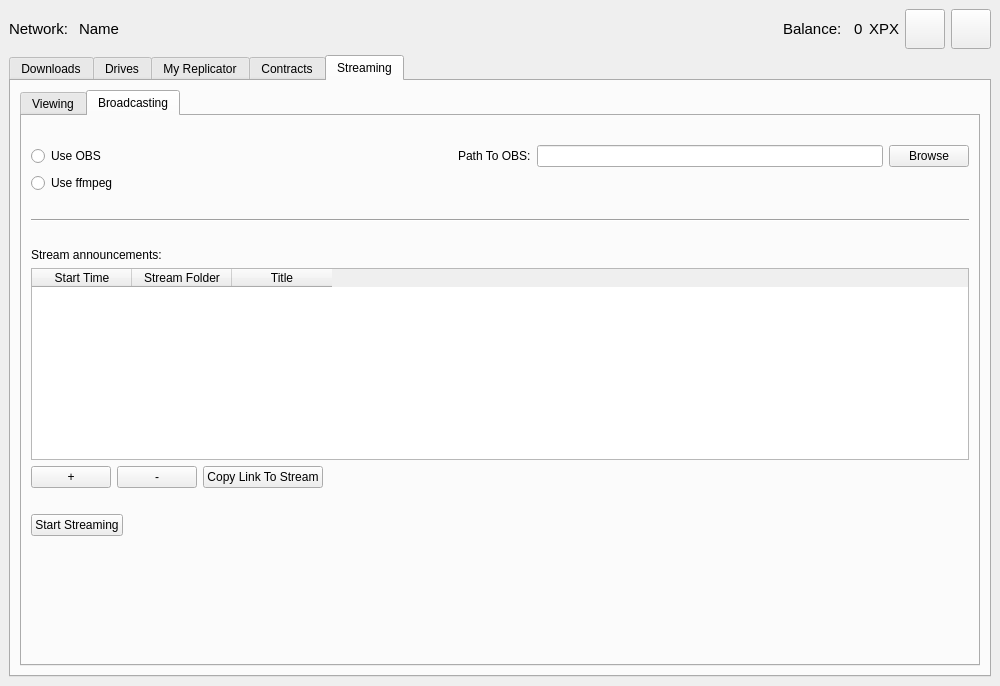
First picture: the form in UserApp/mainwin.ui, repository proximax-storage/cpp-xpx-storage-user-app, before the edit.
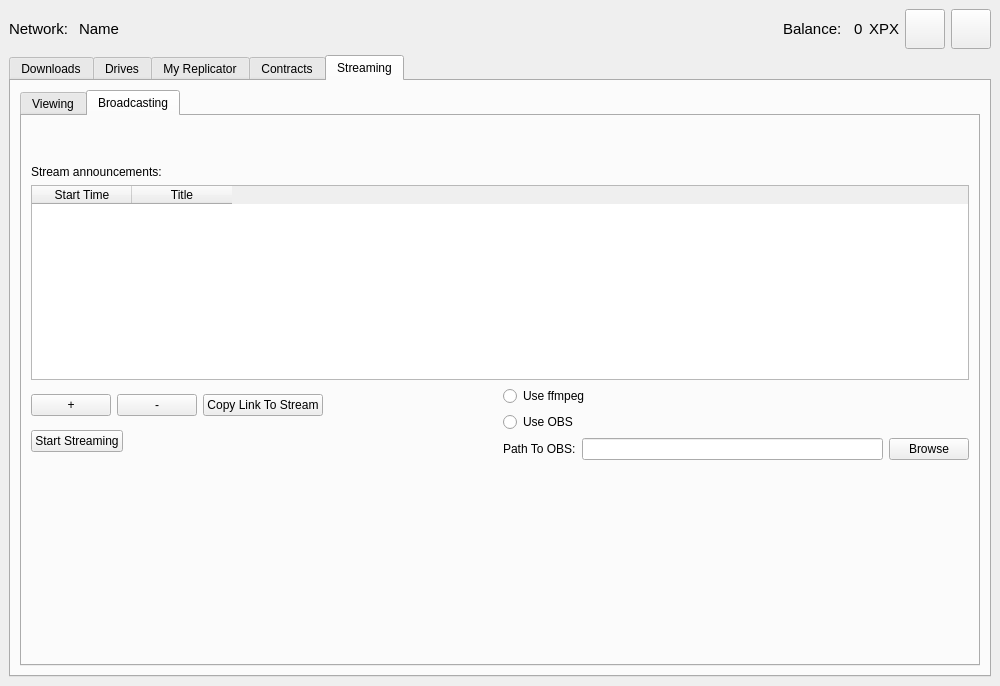
Second picture: the form after the edit. The open tabs and pages were chosen to show the change.

Commit message: changes in stream announcements

```diff
--- a/UserApp/mainwin.ui
+++ b/UserApp/mainwin.ui
@@ -1723,62 +1723,6 @@
               </property>
              </spacer>
             </item>
-            <item>
-             <layout class="QVBoxLayout" name="verticalLayout_6">
-              <item>
-               <layout class="QHBoxLayout" name="horizontalLayout_20">
-                <item>
-                 <layout class="QHBoxLayout" name="horizontalLayout_19">
-                  <item>
-                   <widget class="QRadioButton" name="radioButton_2">
-                    <property name="text">
-                     <string>Use OBS</string>
-                    </property>
-                   </widget>
-                  </item>
-                  <item>
-                   <spacer name="horizontalSpacer_17">
-                    <property name="orientation">
-                     <enum>Qt::Horizontal</enum>
-                    </property>
-                    <property name="sizeHint" stdset="0">
-                     <size>
-                      <width>40</width>
-                      <height>20</height>
-                     </size>
-                    </property>
-                   </spacer>
-                  </item>
-                  <item>
-                   <widget class="QLabel" name="m_pathToObsLabel">
-                    <property name="text">
-                     <string>Path To OBS:</string>
-                    </property>
-                   </widget>
-                  </item>
-                  <item>
-                   <widget class="QLineEdit" name="lineEdit_4"/>
-                  </item>
-                  <item>
-                   <widget class="QPushButton" name="pushButton_14">
-                    <property name="text">
-                     <string>Browse</string>
-                    </property>
-                   </widget>
-                  </item>
-                 </layout>
-                </item>
-               </layout>
-              </item>
-              <item>
-               <widget class="QRadioButton" name="radioButton">
-                <property name="text">
-                 <string>Use ffmpeg</string>
-                </property>
-               </widget>
-              </item>
-             </layout>
-            </item>
             <item>
              <spacer name="horizontalSpacer_20">
               <property name="orientation">
@@ -1792,26 +1736,6 @@
               </property>
              </spacer>
             </item>
-            <item>
-             <widget class="Line" name="line_2">
-              <property name="orientation">
-               <enum>Qt::Horizontal</enum>
-              </property>
-             </widget>
-            </item>
-            <item>
-             <spacer name="horizontalSpacer_18">
-              <property name="orientation">
-               <enum>Qt::Horizontal</enum>
-              </property>
-              <property name="sizeHint" stdset="0">
-               <size>
-                <width>40</width>
-                <height>20</height>
-               </size>
-              </property>
-             </spacer>
-            </item>
             <item>
              <widget class="QLabel" name="label_23">
               <property name="text">
@@ -1828,11 +1752,6 @@
                   <string>Start Time</string>
                  </property>
                 </column>
-                <column>
-                 <property name="text">
-                  <string>Stream Folder</string>
-                 </property>
-                </column>
                 <column>
                  <property name="text">
                   <string>Title</string>
@@ -1846,6 +1765,10 @@
              </layout>
             </item>
             <item>
+             <layout class="QHBoxLayout" name="horizontalLayout_33">
+              <item>
+               <layout class="QVBoxLayout" name="verticalLayout_14">
+                <item>
              <layout class="QHBoxLayout" name="horizontalLayout_22">
               <item>
                <widget class="QPushButton" name="m_addStreamAnnouncementBtn">
@@ -1886,23 +1809,6 @@
             <item>
              <layout class="QHBoxLayout" name="horizontalLayout_34">
               <item>
-               <spacer name="horizontalSpacer_19">
-                <property name="orientation">
-                 <enum>Qt::Horizontal</enum>
-                </property>
-                <property name="sizeHint" stdset="0">
-                 <size>
-                  <width>40</width>
-                  <height>20</height>
-                 </size>
-                </property>
-               </spacer>
-              </item>
-             </layout>
-            </item>
-            <item>
-             <layout class="QHBoxLayout" name="horizontalLayout_17">
-              <item>
                <widget class="QPushButton" name="pushButton_9">
                 <property name="text">
                  <string>Start Streaming</string>
@@ -1910,7 +1816,7 @@
                </widget>
               </item>
               <item>
-               <spacer name="horizontalSpacer_9">
+                   <spacer name="horizontalSpacer_19">
                 <property name="orientation">
                  <enum>Qt::Horizontal</enum>
                 </property>
@@ -1921,6 +1827,49 @@
                  </size>
                 </property>
                </spacer>
+                  </item>
+                 </layout>
+                </item>
+               </layout>
+              </item>
+              <item>
+               <layout class="QVBoxLayout" name="verticalLayout_13">
+                <item>
+                 <widget class="QRadioButton" name="radioButton">
+                  <property name="text">
+                   <string>Use ffmpeg</string>
+                  </property>
+                 </widget>
+                </item>
+                <item>
+                 <widget class="QRadioButton" name="radioButton_2">
+                  <property name="text">
+                   <string>Use OBS</string>
+                  </property>
+                 </widget>
+                </item>
+                <item>
+                 <layout class="QHBoxLayout" name="horizontalLayout_19">
+                  <item>
+                   <widget class="QLabel" name="m_pathToObsLabel">
+                    <property name="text">
+                     <string>Path To OBS:</string>
+                    </property>
+                   </widget>
+                  </item>
+                  <item>
+                   <widget class="QLineEdit" name="lineEdit_4"/>
+                  </item>
+                  <item>
+                   <widget class="QPushButton" name="pushButton_14">
+                    <property name="text">
+                     <string>Browse</string>
+                    </property>
+                   </widget>
+                  </item>
+                 </layout>
+                </item>
+               </layout>
               </item>
              </layout>
             </item>
```
Left out of the diff: 4 changed lines with no effect on the pictures. Lines whose indentation alone changed are shown as unchanged. The commit also changes 10 other files.
